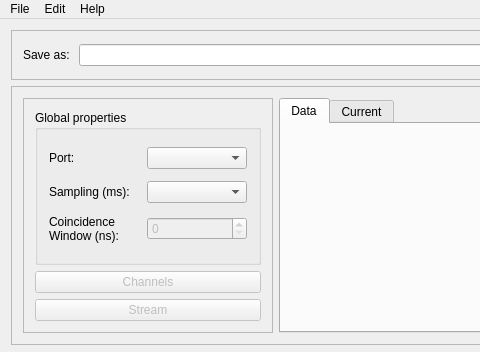
jcbedoyam/AbacusSoftware, file Software/GUI/Program/mainwindow.ui: the form before one commit; both pictures show x 0 to 480 and y 0 to 352 of the 650 by 684 pixel window.
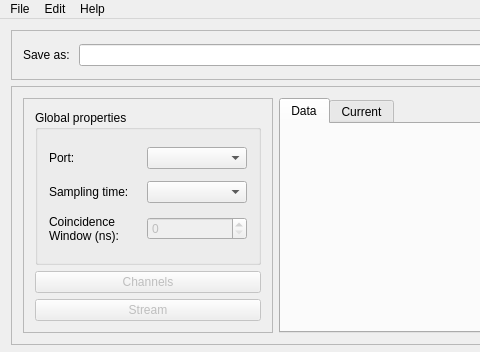
The form after the commit.

The edit to the form file:
```diff
--- a/Software/GUI/Program/mainwindow.ui
+++ b/Software/GUI/Program/mainwindow.ui
@@ -165,7 +165,7 @@
              <item row="2" column="0">
               <widget class="QLabel" name="label_3">
                <property name="text">
-                <string>Sampling (ms):</string>
+                <string>Sampling time:</string>
                </property>
               </widget>
              </item>
```
